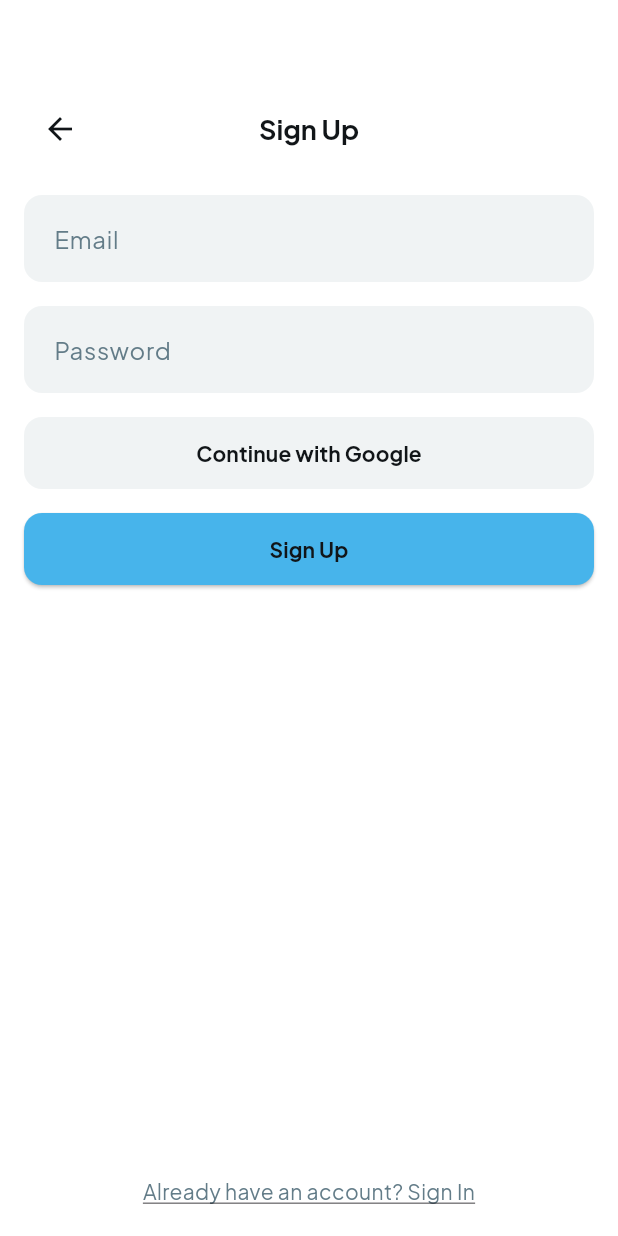
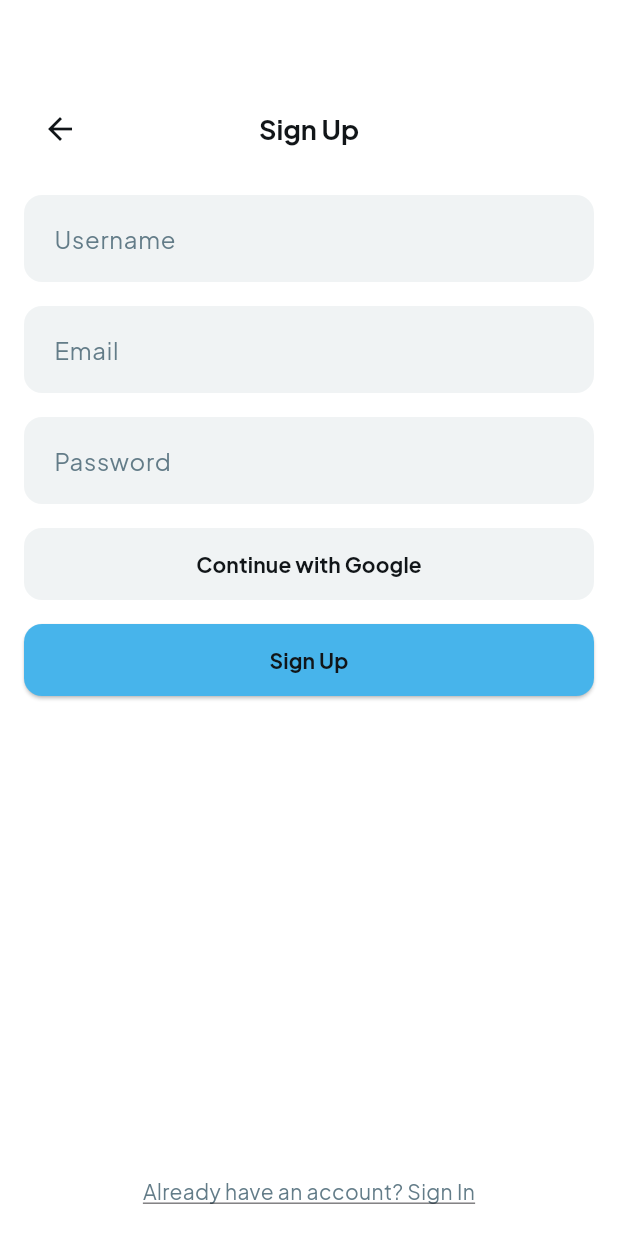
Before and after one commit to AbdullahUsman07/Flutter-Internship, a Flutter app: the LoginScreen screen opened directly, after a tap on "Don't have an account? Sign up", on a phone screen of 412 x 824 dp. Run offline on Flutter 3.47's test engine with Material 3 defaults, Android fonts, the phone set to English and light mode, and no system bars; our stand-ins replace get, google_fonts.

Commit message:
feat: Some changes made to make code scalable and UI design completed

```diff
--- a/week_3/day_11/lib/main.dart
+++ b/week_3/day_11/lib/main.dart
@@ -1,8 +1,7 @@
 
 
-import 'package:day_11/models/task_model.dart';
-import 'package:day_11/screens/task_detail_screen.dart';
-import 'package:day_11/screens/tasks_screen.dart';
+
+import 'package:day_11/screens/landing_screen.dart';
 import 'package:flutter/material.dart';
 import 'package:get/get_navigation/src/root/get_material_app.dart';
 
@@ -19,7 +18,7 @@ class MyApp extends StatelessWidget {
     return GetMaterialApp(
       debugShowCheckedModeBanner: false,
       title: 'My App',
-      home: TasksScreen(),
+      home: LandingScreen(),
     );
   }
 }
--- a/week_3/day_11/lib/screens/login_screen.dart
+++ b/week_3/day_11/lib/screens/login_screen.dart
@@ -1,7 +1,7 @@
-
 import 'package:day_11/screens/sign_up_screen.dart';
 import 'package:day_11/utils/app_colors.dart';
 import 'package:day_11/utils/app_text_styles.dart';
+import 'package:day_11/widgets/custom_text_login_field.dart';
 import 'package:flutter/material.dart';
 
 class LoginScreen extends StatelessWidget {
@@ -16,7 +16,7 @@ class LoginScreen extends StatelessWidget {
         children: [
           Column(
             children: [
-              const SizedBox(height: 50,),
+              const SizedBox(height: 50),
               Padding(
                 padding: const EdgeInsets.fromLTRB(16, 40, 16, 8),
                 child: Text(
@@ -27,92 +27,23 @@ class LoginScreen extends StatelessWidget {
               ),
 
               // Email field
-              Padding(
-                padding: const EdgeInsets.symmetric(horizontal: 16, vertical: 8),
-                child: Column(
-                  crossAxisAlignment: CrossAxisAlignment.start,
-                  children: [
-                    Text("Email",
-                        style: AppTextStyles.body.copyWith(
-                          fontSize: 16,
-                          fontWeight: FontWeight.w500,
-                          color: AppColors.textDark,
-                        )),
-                    const SizedBox(height: 8),
-                    TextField(
-                      decoration: InputDecoration(
-                        hintText: "Enter your email",
-                        hintStyle: TextStyle(color: Color(0xFF637C88)),
-                        filled: true,
-                        fillColor: Colors.white,
-                        contentPadding: const EdgeInsets.symmetric(
-                            horizontal: 15, vertical: 18),
-                        border: OutlineInputBorder(
-                          borderRadius: BorderRadius.circular(12),
-                          borderSide:
-                              const BorderSide(color: Color(0xFFDCE2E5)),
-                        ),
-                        focusedBorder: OutlineInputBorder(
-                          borderRadius: BorderRadius.circular(12),
-                          borderSide:
-                              const BorderSide(color: Color(0xFFDCE2E5)),
-                        ),
-                      ),
-                      style: AppTextStyles.body.copyWith(
-                        color: AppColors.textDark,
-                        fontSize: 16,
-                      ),
-                    ),
-                  ],
-                ),
+              CustomTextLoginFeild(
+                heading: "Email",
+                hintText: "Enter your email",
               ),
-
               // Password field
-              Padding(
-                padding: const EdgeInsets.symmetric(horizontal: 16, vertical: 8),
-                child: Column(
-                  crossAxisAlignment: CrossAxisAlignment.start,
-                  children: [
-                    Text("Password",
-                        style: AppTextStyles.body.copyWith(
-                          fontSize: 16,
-                          fontWeight: FontWeight.w500,
-                          color: AppColors.textDark,
-                        )),
-                    const SizedBox(height: 8),
-                    TextField(
-                      obscureText: true,
-                      decoration: InputDecoration(
-                        hintText: "Enter your password",
-                        hintStyle: TextStyle(color: Color(0xFF637C88)),
-                        filled: true,
-                        fillColor: Colors.white,
-                        contentPadding: const EdgeInsets.symmetric(
-                            horizontal: 15, vertical: 18),
-                        border: OutlineInputBorder(
-                          borderRadius: BorderRadius.circular(12),
-                          borderSide:
-                              const BorderSide(color: Color(0xFFDCE2E5)),
-                        ),
-                        focusedBorder: OutlineInputBorder(
-                          borderRadius: BorderRadius.circular(12),
-                          borderSide:
-                              const BorderSide(color: Color(0xFFDCE2E5)),
-                        ),
-                      ),
-                      style: AppTextStyles.body.copyWith(
-                        color: AppColors.textDark,
-                        fontSize: 16,
-                      ),
-                    ),
-                  ],
-                ),
+              CustomTextLoginFeild(
+                heading: "Password",
+                hintText: "Enter your password",
+                obscureText: true,
               ),
 
               // Login button
               Padding(
-                padding:
-                    const EdgeInsets.symmetric(horizontal: 16, vertical: 8),
+                padding: const EdgeInsets.symmetric(
+                  horizontal: 16,
+                  vertical: 8,
+                ),
                 child: SizedBox(
                   width: double.infinity,
                   height: 48,
@@ -123,8 +54,7 @@ class LoginScreen extends StatelessWidget {
                         borderRadius: BorderRadius.circular(12),
                       ),
                     ),
-                    onPressed: () {
-                    },
+                    onPressed: () {},
                     child: Text(
                       "Log In",
                       style: AppTextStyles.body.copyWith(
@@ -139,8 +69,10 @@ class LoginScreen extends StatelessWidget {
 
               // Continue with Google button
               Padding(
-                padding:
-                    const EdgeInsets.symmetric(horizontal: 16, vertical: 8),
+                padding: const EdgeInsets.symmetric(
+                  horizontal: 16,
+                  vertical: 8,
+                ),
                 child: SizedBox(
                   width: double.infinity,
                   height: 48,
@@ -152,11 +84,12 @@ class LoginScreen extends StatelessWidget {
                       ),
                       side: BorderSide.none,
                     ),
-                    onPressed: () {
-
-                    },
-                    icon: const Icon(Icons.g_mobiledata,
-                        size: 28, color: AppColors.textDark),
+                    onPressed: () {},
+                    icon: const Icon(
+                      Icons.g_mobiledata,
+                      size: 28,
+                      color: AppColors.textDark,
+                    ),
                     label: Text(
                       "Continue with Google",
                       style: AppTextStyles.body.copyWith(
@@ -178,9 +111,7 @@ class LoginScreen extends StatelessWidget {
               onTap: () {
                 Navigator.push(
                   context,
-                  MaterialPageRoute(
-                    builder: (context) => const SignupPage(),
-                  ),
+                  MaterialPageRoute(builder: (context) => const SignupScreen()),
                 );
               },
               child: Text(
--- a/week_3/day_11/lib/screens/sign_up_screen.dart
+++ b/week_3/day_11/lib/screens/sign_up_screen.dart
@@ -1,10 +1,12 @@
 
+import 'package:day_11/screens/login_screen.dart';
+import 'package:day_11/widgets/custom_text_feild.dart';
 import 'package:flutter/material.dart';
 import '../utils/app_colors.dart';
 import '../utils/app_text_styles.dart';
 
-class SignupPage extends StatelessWidget {
-  const SignupPage({super.key});
+class SignupScreen extends StatelessWidget {
+  const SignupScreen({super.key});
 
   @override
   Widget build(BuildContext context) {
@@ -41,49 +43,22 @@ class SignupPage extends StatelessWidget {
                 ),
               ),
 
+              // username field
+              Padding(
+                padding: const EdgeInsets.symmetric(horizontal: 16, vertical: 8),
+                child: CustomTextFeild(title: "Username"),
+              ),
+
               // Email field
               Padding(
                 padding: const EdgeInsets.symmetric(horizontal: 16, vertical: 8),
-                child: TextField(
-                  decoration: InputDecoration(
-                    hintText: "Email",
-                    hintStyle: const TextStyle(color: Color(0xFF637C88)),
-                    filled: true,
-                    fillColor: const Color(0xFFF0F3F4),
-                    contentPadding: const EdgeInsets.symmetric(horizontal: 16, vertical: 18),
-                    border: OutlineInputBorder(
-                      borderRadius: BorderRadius.circular(12),
-                      borderSide: BorderSide.none,
-                    ),
-                  ),
-                  style: AppTextStyles.body.copyWith(
-                    color: AppColors.textDark,
-                    fontSize: 16,
-                  ),
-                ),
+                child: CustomTextFeild(title: "Email"),
               ),
 
               // Password field
               Padding(
                 padding: const EdgeInsets.symmetric(horizontal: 16, vertical: 8),
-                child: TextField(
-                  obscureText: true,
-                  decoration: InputDecoration(
-                    hintText: "Password",
-                    hintStyle: const TextStyle(color: Color(0xFF637C88)),
-                    filled: true,
-                    fillColor: const Color(0xFFF0F3F4),
-                    contentPadding: const EdgeInsets.symmetric(horizontal: 16, vertical: 18),
-                    border: OutlineInputBorder(
-                      borderRadius: BorderRadius.circular(12),
-                      borderSide: BorderSide.none,
-                    ),
-                  ),
-                  style: AppTextStyles.body.copyWith(
-                    color: AppColors.textDark,
-                    fontSize: 16,
-                  ),
-                ),
+                child: CustomTextFeild(title: "Password"),
               ),
 
               // Google button
@@ -101,7 +76,7 @@ class SignupPage extends StatelessWidget {
                       side: BorderSide.none,
                     ),
                     onPressed: () {
-                      // TODO: Google sign up
+
                     },
                     child: Text(
                       "Continue with Google",
@@ -148,6 +123,10 @@ class SignupPage extends StatelessWidget {
           // Bottom text
           Padding(
             padding: const EdgeInsets.only(bottom: 20),
+            child: InkWell(
+              onTap: (){
+                Navigator.push(context, MaterialPageRoute(builder: (context) => const LoginScreen()));
+              },
               child: Text(
                 "Already have an account? Sign In",
                 textAlign: TextAlign.center,
@@ -159,6 +138,7 @@ class SignupPage extends StatelessWidget {
                 ),
               ),
             ),
+          ),
         ],
       ),
     );
--- /dev/null
+++ b/week_3/day_11/lib/widgets/custom_text_feild.dart
@@ -0,0 +1,37 @@
+
+import 'package:day_11/utils/app_colors.dart';
+import 'package:day_11/utils/app_text_styles.dart';
+import 'package:flutter/material.dart';
+
+class CustomTextFeild extends StatelessWidget {
+  const CustomTextFeild({
+    super.key,
+    required this.title,
+    this.obscureText = true,
+  });
+
+  final String title;
+  final bool obscureText;
+
+  @override
+  Widget build(BuildContext context) {
+    return TextField(
+      obscureText: obscureText,
+      decoration: InputDecoration(
+        hintText: title,
+        hintStyle: const TextStyle(color: Color(0xFF637C88)),
+        filled: true,
+        fillColor: const Color(0xFFF0F3F4),
+        contentPadding: const EdgeInsets.symmetric(horizontal: 16, vertical: 18),
+        border: OutlineInputBorder(
+          borderRadius: BorderRadius.circular(12),
+          borderSide: BorderSide.none,
+        ),
+      ),
+      style: AppTextStyles.body.copyWith(
+        color: AppColors.textDark,
+        fontSize: 16,
+      ),
+    );
+  }
+}
--- /dev/null
+++ b/week_3/day_11/lib/widgets/custom_text_login_field.dart
@@ -0,0 +1,64 @@
+
+
+import 'package:day_11/utils/app_colors.dart';
+import 'package:day_11/utils/app_text_styles.dart';
+import 'package:flutter/material.dart';
+
+class CustomTextLoginFeild extends StatelessWidget {
+  const CustomTextLoginFeild({
+    super.key,
+    required this.heading,
+    required this.hintText,
+    this.obscureText = false,
+  });
+
+  final String heading;
+  final String hintText;
+  final bool obscureText;
+
+  @override
+  Widget build(BuildContext context) {
+    return Padding(
+      padding: const EdgeInsets.symmetric(horizontal: 16, vertical: 8),
+      child: Column(
+        crossAxisAlignment: CrossAxisAlignment.start,
+        children: [
+          Text(
+            heading,
+            style: AppTextStyles.body.copyWith(
+              fontSize: 16,
+              fontWeight: FontWeight.w500,
+              color: AppColors.textDark,
+            ),
+          ),
+          const SizedBox(height: 8),
+          TextField(
+            obscureText: obscureText,
+            decoration: InputDecoration(
+              hintText: hintText,
+              hintStyle: TextStyle(color: Color(0xFF637C88)),
+              filled: true,
+              fillColor: Colors.white,
+              contentPadding: const EdgeInsets.symmetric(
+                horizontal: 15,
+                vertical: 18,
+              ),
+              border: OutlineInputBorder(
+                borderRadius: BorderRadius.circular(12),
+                borderSide: const BorderSide(color: Color(0xFFDCE2E5)),
+              ),
+              focusedBorder: OutlineInputBorder(
+                borderRadius: BorderRadius.circular(12),
+                borderSide: const BorderSide(color: Color(0xFFDCE2E5)),
+              ),
+            ),
+            style: AppTextStyles.body.copyWith(
+              color: AppColors.textDark,
+              fontSize: 16,
+            ),
+          ),
+        ],
+      ),
+    );
+  }
+}
```
Lines whose indentation alone changed are shown as unchanged.
